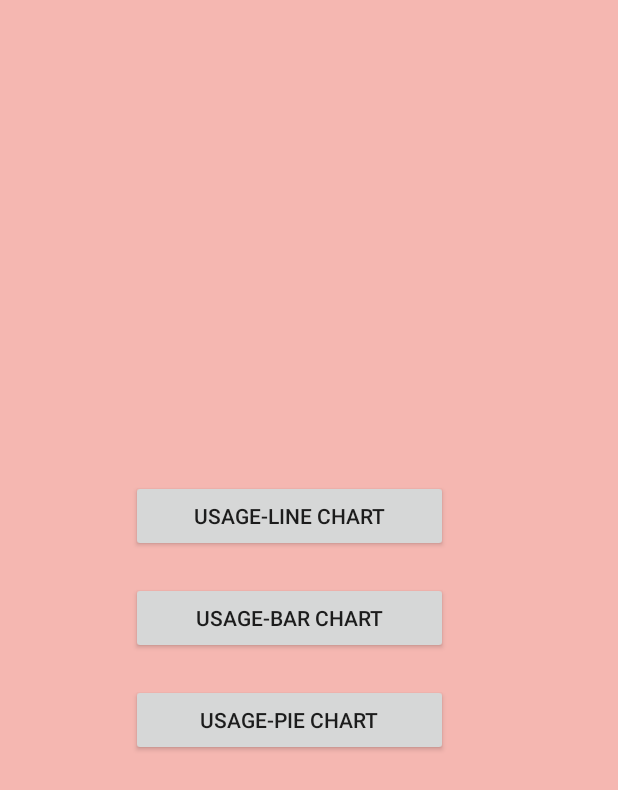
After one commit to AmilaWeerasinghe/Smart_Meter, an Android app: the UsageActivity screen opened directly, with no data from a screen before it, on a phone screen of 412 x 824 dp. The commit adds this screen. Shown: the top 790 px of the screen. Run offline under Robolectric (Android 15) with nearby library versions, the phone set to English and light mode, and no system bars; 1 statement that could not run was skipped.

Commit message:
new bill usage implemented successfully

```diff
--- a/app/build.gradle
+++ b/app/build.gradle
@@ -30,9 +30,12 @@ dependencies {
     androidTestImplementation 'com.android.support.test.espresso:espresso-core:3.0.2'
     implementation project(':jtds-1.3.1')
     implementation 'com.android.support:cardview-v7:28.0.0'
-    implementation 'com.jjoe64:graphview:4.2.2'
+
     implementation 'com.android.support:design:28.0.0'
     implementation 'com.google.android.gms:play-services-maps:16.1.0'
     implementation 'me.dm7.barcodescanner:zxing:1.9'
     implementation 'com.journeyapps:zxing-android-embedded:3.4.0'
+    implementation files('libs/GraphView-4.0.1.jar')
+    implementation files('libs/hellocharts-library-1.5.8.jar')
+    //implementation 'com.github.lecho:hellocharts-library:1.5.8@aar'
 }
--- /dev/null
+++ b/app/src/main/java/com/mystiko/smartmeter/UsageActivity.java
@@ -0,0 +1,67 @@
+package com.mystiko.smartmeter;
+
+import android.content.Intent;
+import android.support.v7.app.AppCompatActivity;
+import android.os.Bundle;
+import android.view.View;
+import android.widget.Button;
+
+public class UsageActivity extends AppCompatActivity {
+
+    private Button BtnMove1 ;
+    private Button BtnMove2 ;
+    private Button BtnMove3 ;
+    String MSerial;
+
+    @Override
+    protected void onCreate(Bundle savedInstanceState) {
+        super.onCreate(savedInstanceState);
+        setContentView(R.layout.activity_usage);
+        Intent intent = getIntent();
+        MSerial = intent.getExtras().getString("mserial");
+
+        BtnMove1 = findViewById(R.id.button1);
+        BtnMove1.setOnClickListener(new View.OnClickListener(){
+            @Override
+            public void onClick(View v) {
+                moveToActivityLine();
+            }
+        });
+
+        BtnMove2 = findViewById(R.id.button2);
+        BtnMove2.setOnClickListener(new View.OnClickListener(){
+            @Override
+            public void onClick(View v) {
+                moveToActivityBar();
+            }
+        });
+
+        BtnMove3 = findViewById(R.id.button3);
+        BtnMove3.setOnClickListener(new View.OnClickListener(){
+            @Override
+            public void onClick(View v) {
+                moveToActivityPie();
+            }
+        });
+
+    }
+
+    private void moveToActivityLine(){
+        Intent startNewActivityLine = new Intent(this, LineGraphActivity.class);
+        startNewActivityLine.putExtra("mserial",MSerial);
+        startActivity(startNewActivityLine);
+    }
+
+    private void moveToActivityBar(){
+        Intent startNewActivityBar = new Intent(this, BarGraphActivity.class);
+        startNewActivityBar.putExtra("mserial",MSerial);
+        startActivity(startNewActivityBar);
+    }
+
+    private void moveToActivityPie(){
+        Intent startNewActivityPie = new Intent(this, PieChartActivity.class);
+        startNewActivityPie.putExtra("mserial",MSerial);
+        startActivity(startNewActivityPie);
+    }
+
+}
--- a/app/src/main/java/com/mystiko/smartmeter/UserHome.java
+++ b/app/src/main/java/com/mystiko/smartmeter/UserHome.java
@@ -37,7 +37,7 @@ public class UserHome extends AppCompatActivity implements View.OnClickListener
     public void onClick(View view) {
         if(view==Bill){
             finish();
-            Intent j = new Intent(this, BillPage.class);
+            Intent j = new Intent(this, UsageActivity.class);
             j.putExtra("mserial",MSerialStr);
             startActivity(j);
 
--- /dev/null
+++ b/app/src/main/res/layout/activity_usage.xml
@@ -0,0 +1,54 @@
+<?xml version="1.0" encoding="utf-8"?>
+<RelativeLayout xmlns:android="http://schemas.android.com/apk/res/android"
+    xmlns:app="http://schemas.android.com/apk/res-auto"
+    xmlns:tools="http://schemas.android.com/tools"
+    android:layout_width="match_parent"
+    android:layout_height="match_parent"
+    android:background="#F5B7B1"
+    tools:context=".UsageActivity">
+
+    <LinearLayout
+        android:id="@+id/linearLayout1"
+        android:layout_width="wrap_content"
+        android:layout_height="wrap_content"
+        android:layout_alignParentLeft="true"
+        android:layout_centerVertical="true"
+        android:layout_gravity="center_vertical"
+        android:layout_marginLeft="77dp"
+        android:orientation="vertical">
+
+        <Button
+            android:id="@+id/button1"
+            android:layout_width="211dp"
+            android:layout_height="wrap_content"
+            android:layout_alignParentLeft="true"
+            android:layout_margin="10dp"
+            android:text="Usage-line chart"
+            tools:layout_editor_absoluteX="28dp"
+            tools:layout_editor_absoluteY="341dp" />
+
+        <Button
+            android:id="@+id/button2"
+            android:layout_width="match_parent"
+            android:layout_height="wrap_content"
+            android:layout_centerInParent="true"
+            android:layout_centerHorizontal="true"
+            android:layout_centerVertical="true"
+            android:layout_margin="10dp"
+            android:text="Usage-bar chart"
+            tools:layout_editor_absoluteX="150dp"
+            tools:layout_editor_absoluteY="341dp" />
+
+        <Button
+            android:id="@+id/button3"
+            android:layout_width="211dp"
+            android:layout_height="wrap_content"
+            android:layout_alignParentRight="true"
+            android:layout_margin="10dp"
+            android:text="Usage-pie chart"
+            tools:layout_editor_absoluteX="275dp"
+            tools:layout_editor_absoluteY="341dp" />
+
+    </LinearLayout>
+
+</RelativeLayout>
--- a/app/src/main/res/values/strings.xml
+++ b/app/src/main/res/values/strings.xml
@@ -18,4 +18,5 @@
 
     <!-- TODO: Remove or change this placeholder text -->
     <string name="hello_blank_fragment">Hello blank fragment</string>
+    <string name="title_activity_usage">UsageActivity</string>
 </resources>
```
Also changed, not shown: app/src/main/AndroidManifest.xml (+8 -1 lines), app/src/main/java/com/mystiko/smartmeter/BarGraphActivity.java (added, +186 -0 lines), app/src/main/java/com/mystiko/smartmeter/LineGraphActivity.java (added, +156 -0 lines), app/src/main/java/com/mystiko/smartmeter/PieChartActivity.java (added, +118 -0 lines), app/src/main/res/layout/activity_bar_graph.xml (added, +9 -0 lines), app/src/main/res/layout/activity_line_graph.xml (added, +16 -0 lines), app/src/main/res/layout/activity_pie_chart.xml (added, +14 -0 lines), app/src/main/res/layout/content_usage.xml (added, +11 -0 lines).
